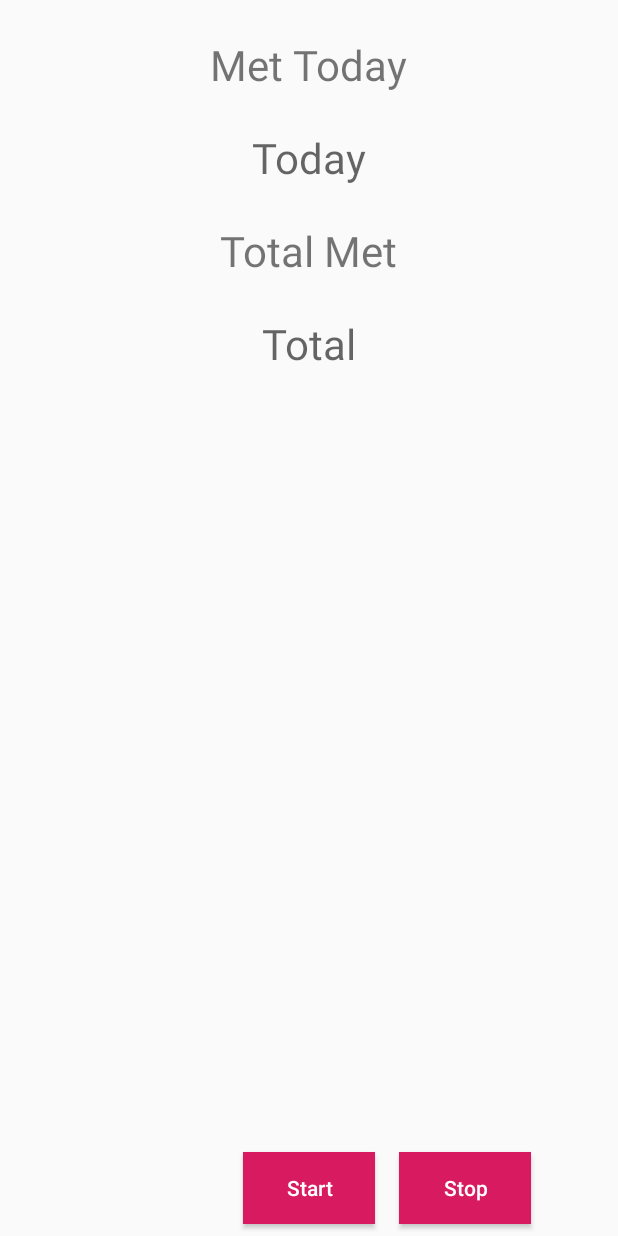
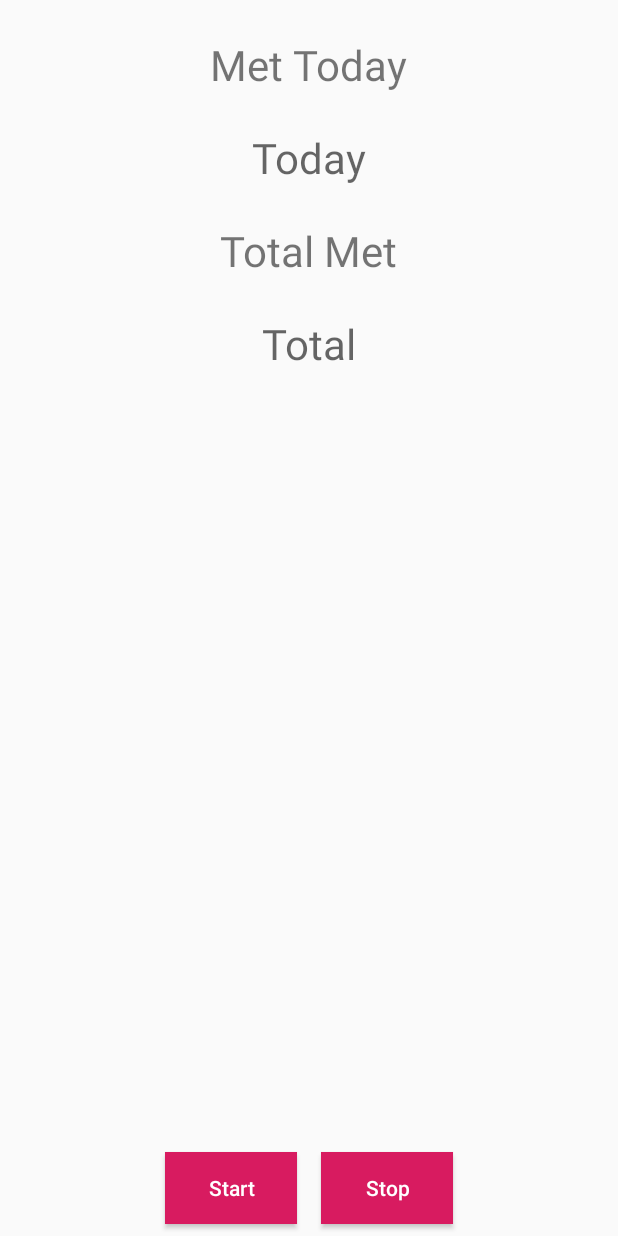
Before and after one commit to ChiragAwale/Trail, an Android app: the layout trail_layout.xml on its own in the app's theme, with its tools: preview values and no code run, on a phone screen of 412 x 824 dp. Run offline under Robolectric (Android 15) with nearby library versions, the phone set to English and light mode, and no system bars.

Commit message:
Clean up

```diff
--- a/Trail/app/src/main/res/layout/trail_layout.xml
+++ b/Trail/app/src/main/res/layout/trail_layout.xml
@@ -67,13 +67,15 @@
         android:textSize="18sp"
         android:visibility="gone" />
 
-
+    <LinearLayout
+        android:layout_width="wrap_content"
+        android:layout_height="wrap_content"
+        android:layout_alignParentBottom="true"
+        android:layout_centerHorizontal="true">
         <Button
             android:id="@+id/btnStart"
             android:layout_width="wrap_content"
             android:layout_height="wrap_content"
-        android:layout_alignParentBottom="true"
-        android:layout_centerHorizontal="true"
             android:layout_marginStart="8dp"
             android:layout_marginTop="16dp"
             android:layout_marginEnd="8dp"
@@ -89,9 +91,6 @@
             android:id="@+id/btnStop"
             android:layout_width="wrap_content"
             android:layout_height="wrap_content"
-        android:layout_alignParentBottom="true"
-        android:layout_centerHorizontal="true"
-        android:layout_toRightOf="@id/btnStart"
             android:layout_marginStart="8dp"
             android:layout_marginTop="16dp"
             android:layout_marginEnd="8dp"
@@ -102,6 +101,11 @@
             android:text="Stop"
             android:textAllCaps="false"
             android:textColor="#fff" />
+
+    </LinearLayout>
+
+
+
 
     <ImageView
         android:layout_width="wrap_content"
```
Also changed, not shown: Trail/app/src/main/java/com/chiragawale/trail/ui/main/Trail.java (+4 -5 lines). Lines whose indentation alone changed are shown as unchanged.
